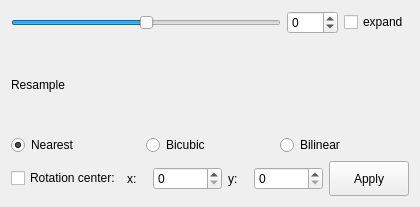
Old version of the form Image_rotate/UI/Image_rotate.ui in the repository ironpa/pythonProject.
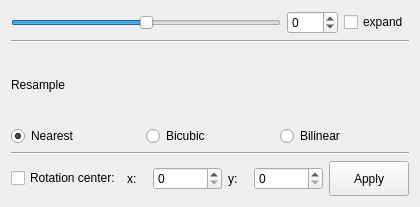
New version of the form.

Patch:
```diff
--- a/Image_rotate/UI/Image_rotate.ui
+++ b/Image_rotate/UI/Image_rotate.ui
@@ -50,6 +50,13 @@
    </item>
    <item>
     <layout class="QVBoxLayout" name="verticalLayout">
+     <item>
+      <widget class="Line" name="line">
+       <property name="orientation">
+        <enum>Qt::Horizontal</enum>
+       </property>
+      </widget>
+     </item>
      <item>
       <widget class="QLabel" name="label">
        <property name="text">
@@ -99,6 +106,13 @@
      </item>
     </layout>
    </item>
+   <item>
+    <widget class="Line" name="line_2">
+     <property name="orientation">
+      <enum>Qt::Horizontal</enum>
+     </property>
+    </widget>
+   </item>
    <item>
     <layout class="QHBoxLayout" name="horizontalLayout_3">
      <item>
```
